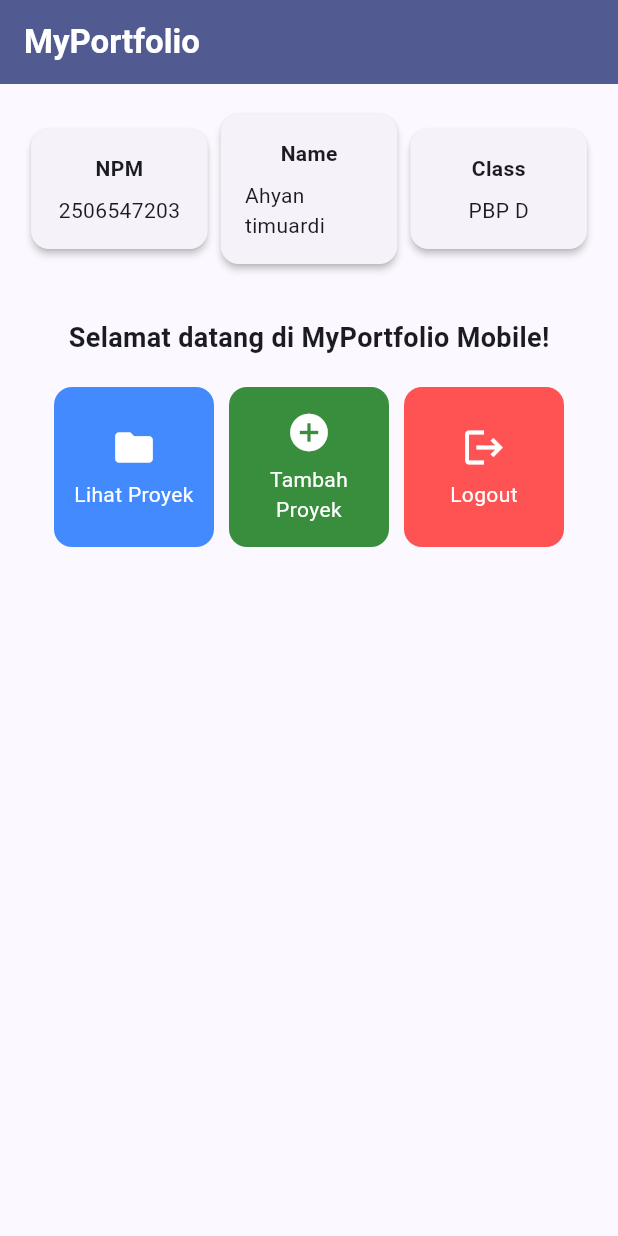
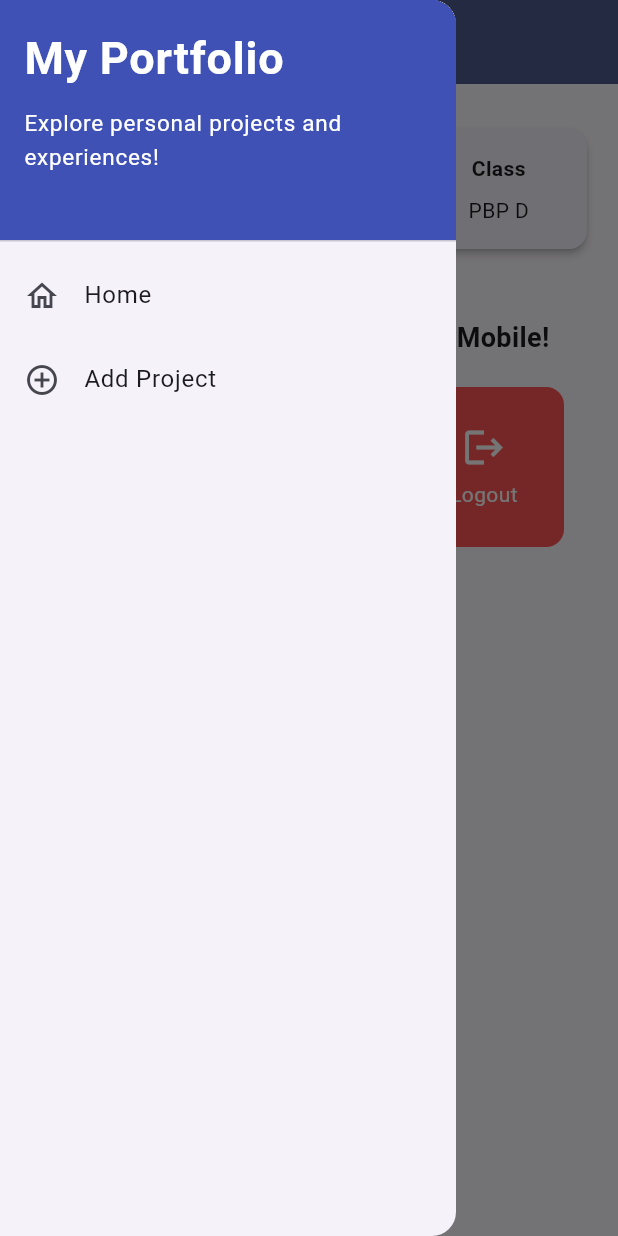
Before and after one commit to Elbardio-hub/myportofolio_mobile, a Flutter app: the screen it shows after launch, with the side drawer open (before the commit the screen has no drawer), on a phone screen of 412 x 824 dp. Run offline on Flutter 3.47's test engine with Material 3 defaults, Android fonts, the phone set to English and light mode, and no system bars.

Commit message:
Tutorial 09: Flutter Navigation, Layouts, Forms, and Input Elements

```diff
--- a/lib/main.dart
+++ b/lib/main.dart
@@ -1,5 +1,5 @@
 import 'package:flutter/material.dart';
-import 'package:myportofolio_mobile/menu.dart';
+import 'package:myportofolio_mobile/screens/menu.dart';
 
 void main() {
   runApp(const MyApp());
--- a/lib/menu.dart
+++ b/lib/screens/menu.dart
@@ -1,4 +1,6 @@
 import 'package:flutter/material.dart';
+import 'package:myportofolio_mobile/widgets/left_drawer.dart';
+import 'package:myportofolio_mobile/widgets/project_card.dart';
 
 class MyHomePage extends StatelessWidget {
    MyHomePage({super.key});
@@ -27,7 +29,9 @@ class MyHomePage extends StatelessWidget {
           ),
         ),
         backgroundColor: Theme.of(context).colorScheme.primary,
+        iconTheme: const IconThemeData(color: Colors.white)
       ),
+      drawer: const LeftDrawer(),
       // Body halaman utama dengan padding di sekelilingnya.
       body: Padding(
         padding: const EdgeInsets.all(16.0),
@@ -123,50 +127,3 @@ class ItemHomepage {
 
   ItemHomepage(this.name, this.icon, this.color);
 }
-
-class ItemCard extends StatelessWidget {
-  final ItemHomepage item;
-
-  const ItemCard(this.item, {super.key});
-
-  @override
-  Widget build(BuildContext context) {
-    return Material(
-      // Menggunakan warna sekunder dari skema tema aplikasi.
-      color: item.color,
-      borderRadius: BorderRadius.circular(12),
-      child: InkWell(
-        // Aksi ketika kartu ditekan oleh pengguna.
-        onTap: () {
-          // Menampilkan SnackBar dengan pesan interaktif.
-          ScaffoldMessenger.of(context)
-            ..hideCurrentSnackBar()
-            ..showSnackBar(
-              SnackBar(content: Text("Kamu telah menekan tombol ${item.name}!"))
-            );
-        },
-        child: Container(
-          padding: const EdgeInsets.all(8),
-          child: Center(
-            child: Column(
-              mainAxisAlignment: MainAxisAlignment.center,
-              children: [
-                Icon(
-                  item.icon,
-                  color: Colors.white,
-                  size: 30.0,
-                ),
-                const Padding(padding: EdgeInsets.all(3)),
-                Text(
-                  item.name,
-                  textAlign: TextAlign.center,
-                  style: const TextStyle(color: Colors.white),
-                ),
-              ],
-            ),
-          ),
-        ),
-      ),
-    );
-  }
-}
--- /dev/null
+++ b/lib/widgets/left_drawer.dart
@@ -0,0 +1,69 @@
+import 'package:flutter/material.dart';
+import 'package:myportofolio_mobile/screens/menu.dart';
+import 'package:myportofolio_mobile/screens/project_form.dart';
+
+class LeftDrawer extends StatelessWidget {
+  const LeftDrawer({super.key});
+
+  @override
+  Widget build(BuildContext context) {
+    return Drawer(
+      child: ListView(
+        children: [
+          const DrawerHeader(
+            // TODO: Bagian drawer header
+            decoration: BoxDecoration(
+              color: Colors.indigo,
+            ),
+            child: Column(
+              crossAxisAlignment: CrossAxisAlignment.start,
+              children: [
+                Text(
+                  'My Portfolio',
+                  style: TextStyle(
+                    fontSize: 30,
+                    fontWeight: FontWeight.bold,
+                    color: Colors.white,
+                  ),
+                ),
+                SizedBox(height: 10),
+                Text(
+                  'Explore personal projects and experiences!',
+                  style: TextStyle(
+                    fontSize: 15,
+                    color: Colors.white,
+                  ),
+                ),
+              ],
+            ),
+          ),
+          // TODO: Bagian routing
+          ListTile(
+            leading: const Icon(Icons.home_outlined),
+            title: const Text('Home'),
+            // Navigasi ke halaman utama portofolio
+            onTap: () {
+              Navigator.pushReplacement(
+                context,
+                MaterialPageRoute(
+                  builder: (context) => MyHomePage(),
+                ),
+              );
+            },
+          ),
+          ListTile(
+            leading: const Icon(Icons.add_circle_outline),
+            title: const Text('Add Project'),
+            // Navigasi ke halaman tambah proyek
+            onTap: () {
+              Navigator.pushReplacement(
+                context,
+                MaterialPageRoute(builder: (context) => const ProjectFormPage()),
+              );
+            },
+          ),
+        ],
+      ),
+    );
+  }
+}
--- /dev/null
+++ b/lib/widgets/project_card.dart
@@ -0,0 +1,57 @@
+import 'package:flutter/material.dart';
+import 'package:myportofolio_mobile/screens/menu.dart';
+import 'package:myportofolio_mobile/screens/project_form.dart';
+
+class ItemCard extends StatelessWidget {
+  final ItemHomepage item;
+
+  const ItemCard(this.item, {super.key});
+
+  @override
+  Widget build(BuildContext context) {
+    return Material(
+      // Menggunakan warna sekunder dari skema tema aplikasi.
+      color: item.color,
+      borderRadius: BorderRadius.circular(12),
+      child: InkWell(
+        // Aksi ketika kartu ditekan oleh pengguna.
+        onTap: () {
+          if (item.name == 'Tambah Proyek') {
+            Navigator.push(
+              context,
+              MaterialPageRoute(builder: (context) => const ProjectFormPage()),
+            );
+            return;
+          }
+          // Menampilkan SnackBar dengan pesan interaktif.
+          ScaffoldMessenger.of(context)
+            ..hideCurrentSnackBar()
+            ..showSnackBar(
+              SnackBar(content: Text("Kamu telah menekan tombol ${item.name}!"))
+            );
+        },
+        child: Container(
+          padding: const EdgeInsets.all(8),
+          child: Center(
+            child: Column(
+              mainAxisAlignment: MainAxisAlignment.center,
+              children: [
+                Icon(
+                  item.icon,
+                  color: Colors.white,
+                  size: 30.0,
+                ),
+                const Padding(padding: EdgeInsets.all(3)),
+                Text(
+                  item.name,
+                  textAlign: TextAlign.center,
+                  style: const TextStyle(color: Colors.white),
+                ),
+              ],
+            ),
+          ),
+        ),
+      ),
+    );
+  }
+}
```
Also changed, not shown: lib/screens/project_form.dart (added, +212 -0 lines).
